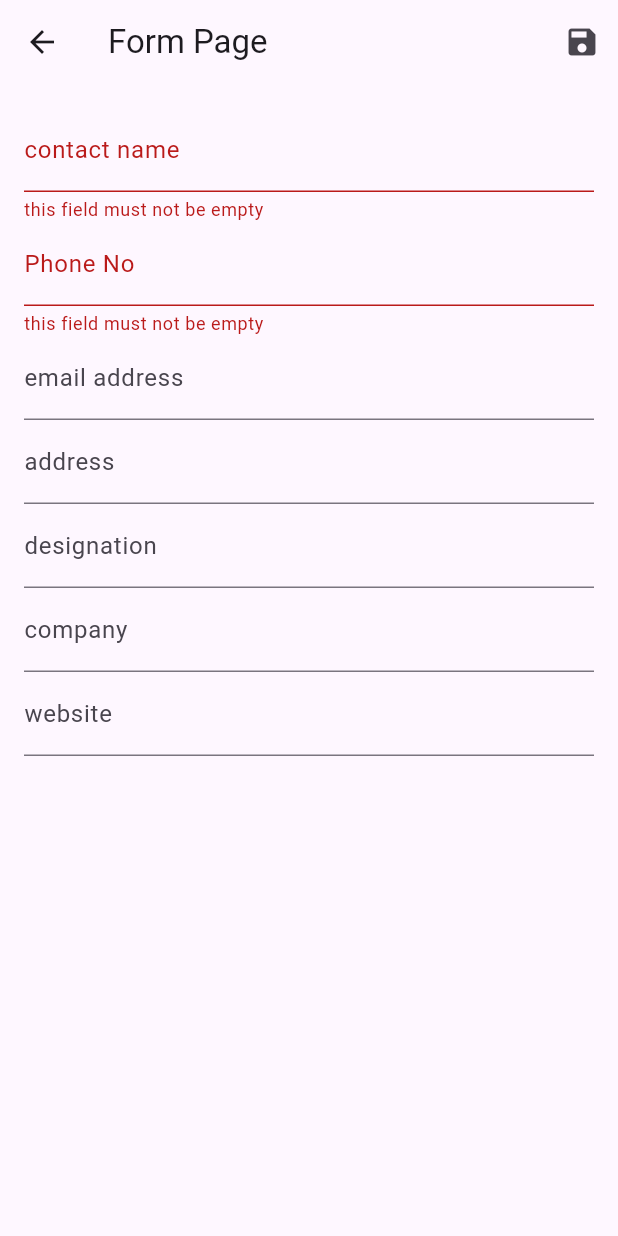
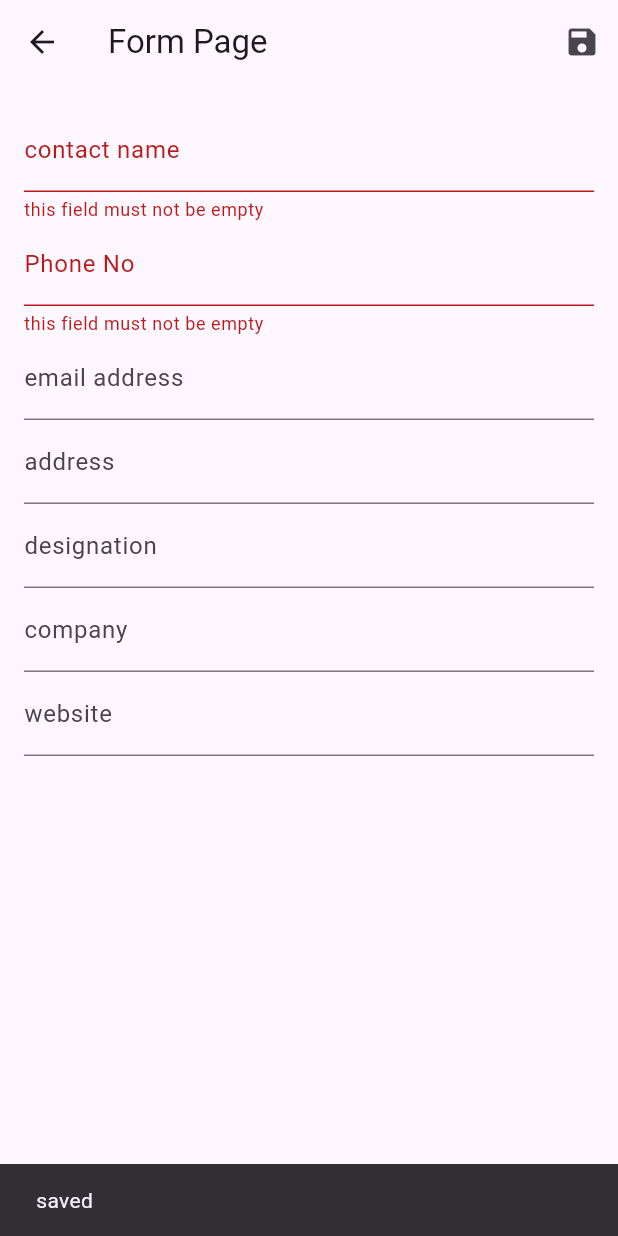
Before and after one commit to Shivam-officials/virtual_card_project, a Flutter app: the FormPage screen opened directly with empty values, after a tap on the "save" icon, on a phone screen of 412 x 824 dp. Run offline on Flutter 3.47's test engine with Material 3 defaults, Android fonts, the phone set to English and light mode, and no system bars; our stand-ins replace flutter_easyloading, go_router, image_picker, sqflite; missing offline and left inert: google_mlkit_text_recognition; accounts and stored records are empty.

Commit message:
insert the contact and retrieve all the contact from the database

```diff
--- /dev/null
+++ b/lib/db/DbHelper.dart
@@ -0,0 +1,63 @@
+import 'package:flutter/cupertino.dart';
+import 'package:flutter/material.dart';
+import 'package:sqflite/sqflite.dart';
+import 'package:path/path.dart' as P;
+import 'package:virtual_card_project/models/contact_model.dart';
+
+class DbHelper {
+
+
+
+  final _createTableContact =
+      '''create table ${DbContactConstants.tableContact}(
+  ${DbContactConstants.tableContactColId} integer primary key autoincrement,
+  ${DbContactConstants.tableContactColName} text,
+  ${DbContactConstants.tableContactColMobile} text,
+  ${DbContactConstants.tableContactColEmail} text,
+  ${DbContactConstants.tableContactColAddress} text,
+  ${DbContactConstants.tableContactColDesignation} text,
+  ${DbContactConstants.tableContactColCompany} text,
+  ${DbContactConstants.tableContactColWebsite} text,
+  ${DbContactConstants.tableContactColFavorite} integer)''';
+
+  Future<Database> open() async {
+    final root =
+        await getDatabasesPath(); // get the string which will point to the root of the database of our app in the android app
+    debugPrint(' the root address of db is --> $root');
+    final dbPath = P.join(root,'contact.db',); // make a Database file contact.db at the location root path inside which our tables will be stored
+
+    return openDatabase(
+      dbPath,
+      version: 1,
+      onCreate: (db, version) {
+        // opens the database at the given path and return the db object already created one .. and if not created then return it after creating the database object
+        db.execute(
+          _createTableContact,
+        ); // execute the sql command since we are in the onCreate ftn which would be executed for the first time when the database object is created when can use this opportunity to create  database tables and some sql setup for our db
+      },
+    );
+  }
+
+  Future<int> insertContact(ContactModel contactModel) async {
+    final db =
+        await open(); // first get the database object to do any operations
+    final id =  db.insert(
+      DbContactConstants.tableContact,
+      contactModel.toMap(),
+    ); // insert the row in table and returns the id of it
+    // db.close(); // generally we dont need to close the database object manually bcz flutter sqflite is smart enough to close it after the function has something to return in this case .. bt i have to done for learning purposes
+    return id;
+  }
+
+  Future<List<ContactModel>> getAllContacts() async {
+    final db = await open();
+    final mapList = await db.query(DbContactConstants.tableContact);
+    return mapList.map((contact)=>ContactModel.fromMap(contact)).toList();
+
+  }
+
+  Future<int> deleteContact(int id) async{
+    final db = await open();
+    return db.delete(DbContactConstants.tableContact,where: ' ${DbContactConstants.tableContactColId}:?',whereArgs: [id]);
+  }
+}
--- a/lib/pages/form_page.dart
+++ b/lib/pages/form_page.dart
@@ -1,6 +1,11 @@
 import 'package:flutter/material.dart';
+import 'package:go_router/go_router.dart';
+import 'package:provider/provider.dart';
 import 'package:virtual_card_project/models/contact_model.dart';
+import 'package:virtual_card_project/pages/home_page.dart';
+import 'package:virtual_card_project/provider/state_provider.dart';
 import 'package:virtual_card_project/utils/constants.dart';
+import 'package:virtual_card_project/utils/helper_functions.dart';
 
 class FormPage extends StatefulWidget {
   final ContactModel contactDetails;
@@ -132,5 +137,13 @@ class _FormPageState extends State<FormPage> {
       widget.contactDetails.website = websiteController.text;
     }
     debugPrint(widget.contactDetails.toMap().toString());
+    context.read<StateProvider>().insertContact(widget.contactDetails)
+    .then((onValue){
+      showMsg(context, "saved");
+    }).catchError((error){
+      showMsg(context, "Failed To save bcz ${error.toString()}");
+    });
+
+    context.goNamed(HomePage.routeName);
   }
 }
--- a/lib/pages/home_page.dart
+++ b/lib/pages/home_page.dart
@@ -1,6 +1,8 @@
 import 'package:flutter/material.dart';
 import 'package:go_router/go_router.dart';
+import 'package:provider/provider.dart';
 import 'package:virtual_card_project/pages/scan_page.dart';
+import 'package:virtual_card_project/provider/state_provider.dart';
 
 class HomePage extends StatefulWidget {
   static final String routeName = '/';
@@ -15,15 +17,15 @@ class _HomePageState extends State<HomePage> {
   int selectedIndex = 0;
 
   @override
+  void didChangeDependencies() {
+    context.read<StateProvider>().getAllContact();
+    super.didChangeDependencies();
+  }
+
+  @override
   Widget build(BuildContext context) {
     return Scaffold(
       appBar: AppBar(title: const Text("Contact List")),
-      body: Center(
-        child: Text(
-          "This is the HomePage",
-          style: Theme.of(context).textTheme.headlineMedium,
-        ),
-      ),
       floatingActionButtonLocation: FloatingActionButtonLocation.centerDocked,
       floatingActionButton: FloatingActionButton(
         shape: CircleBorder(),
@@ -46,15 +48,34 @@ class _HomePageState extends State<HomePage> {
           currentIndex: selectedIndex,
           backgroundColor: Colors.blue[100],
           items: [
-            BottomNavigationBarItem(icon: Icon(Icons.person), label: 'All'),
+            BottomNavigationBarItem(icon: Expanded(child: Icon(Icons.person)), label: 'All'),
 
             BottomNavigationBarItem(
-              icon: Icon(Icons.favorite),
+              icon: Expanded(child: Icon(Icons.favorite)),
               label: 'Favourite',
             ),
           ],
         ),
       ),
+      body: Consumer<StateProvider>(
+        builder:
+            (context, provider, child) => ListView.builder(
+              itemCount: context.read<StateProvider>().contactList.length,
+              itemBuilder:
+                  (context, index) => ListTile(
+                    title: Text(provider.contactList[index].name!),
+                    subtitle: Text(provider.contactList[index].mobile!),
+                    trailing: IconButton(
+                      onPressed: () {},
+                      icon: Icon(
+                        provider.contactList[index].favourite
+                            ? Icons.favorite
+                            : Icons.favorite_border,
+                      ),
+                    ),
+                  ),
+            ),
+      ),
     );
   }
 }
--- a/lib/pages/scan_page.dart
+++ b/lib/pages/scan_page.dart
@@ -261,7 +261,7 @@ class _DragTargetItemState extends State<DragTargetItem> {
                         onTap: () {
                           setState(() {
                             dragItem = '';
-                            // widget.onDrop(widget.properties, dragItem); //not working as expected
+                            widget.onDrop(widget.properties, dragItem); //not working as expected
                           });
                         },
                         child: const Icon(Icons.clear, size: 15),
--- /dev/null
+++ b/lib/provider/state_provider.dart
@@ -0,0 +1,26 @@
+import 'package:flutter/cupertino.dart';
+import 'package:provider/provider.dart';
+import 'package:virtual_card_project/models/contact_model.dart';
+
+import '../db/DbHelper.dart';
+
+class StateProvider extends ChangeNotifier{
+
+  final _db = DbHelper();
+  List<ContactModel> contactList =[];
+
+  //todo why do am i returning the future should i have been like the viewmodel had it finished just like the any other normal function making it return the int or other diff value instead of future
+  Future<int> insertContact(ContactModel contactModel) async{
+  final id = await  _db.insertContact(contactModel);
+  contactModel.id = id;
+  contactList.add(contactModel);
+  notifyListeners();
+  return id;
+}
+
+ Future<void> getAllContact()async{
+    contactList = await _db.getAllContacts();
+    notifyListeners();
+ }
+
+}
--- /dev/null
+++ b/lib/utils/helper_functions.dart
@@ -0,0 +1,6 @@
+import 'package:flutter/cupertino.dart';
+import 'package:flutter/material.dart';
+
+showMsg(BuildContext context, String msg){
+  ScaffoldMessenger.of(context).showSnackBar(SnackBar(content: Text(msg)));
+}
```
Also changed, not shown: lib/main.dart (+8 -1 lines).
